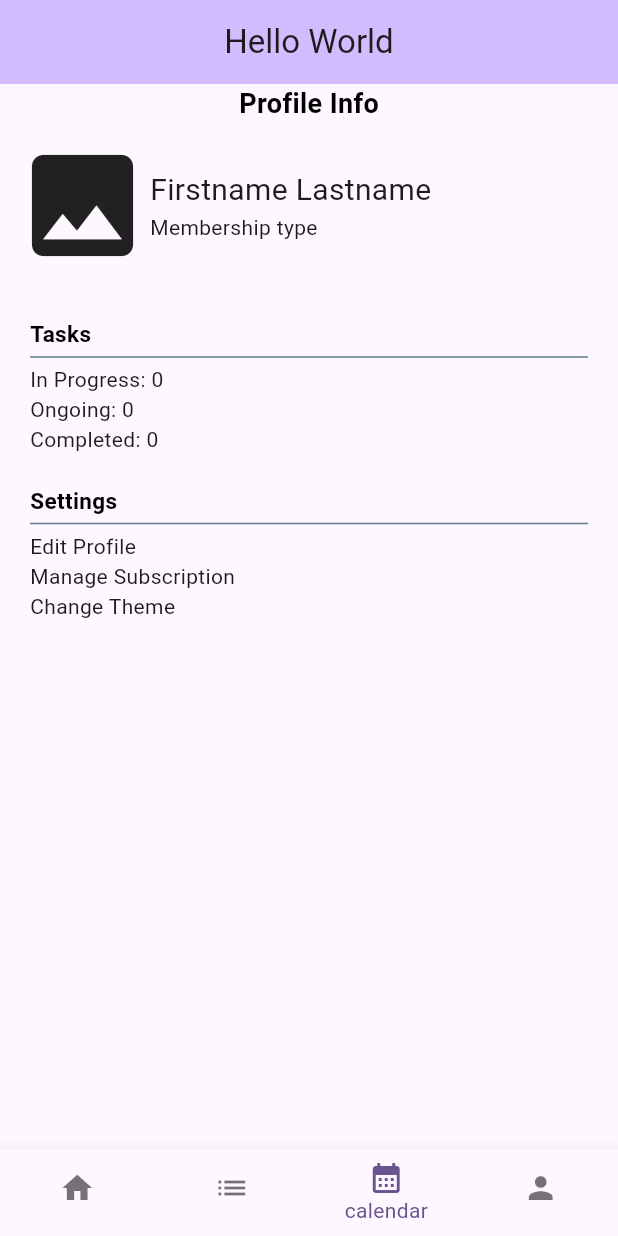
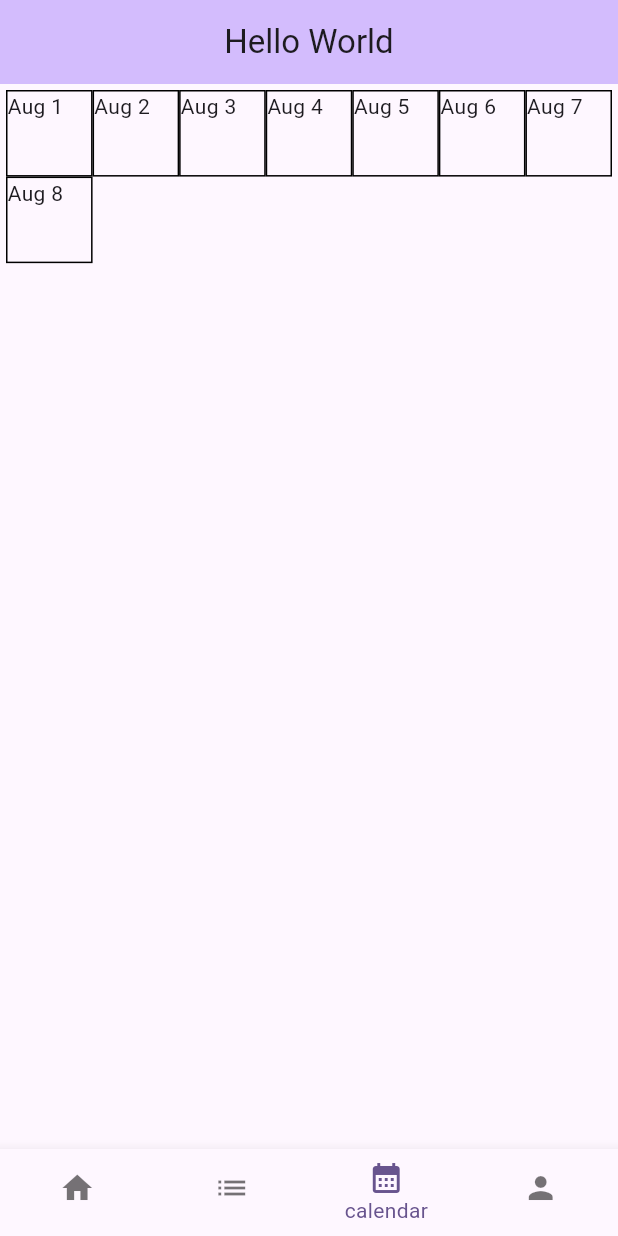
Before and after one commit to Gurinderp/todoList_flutter, a Flutter app: the screen it shows after launch, item 3 of the bottom bar chosen, on a phone screen of 412 x 824 dp. Run offline on Flutter 3.47's test engine with Material 3 defaults, Android fonts, the phone set to English and light mode, and no system bars.

Commit message:
basic view layout for calendar screen

```diff
--- a/lib/main.dart
+++ b/lib/main.dart
@@ -1,4 +1,5 @@
 import 'package:flutter/material.dart';
+import 'package:todolist_app/screens/calenderview.dart';
 import 'package:todolist_app/screens/homeitems.dart';
 import 'package:todolist_app/screens/listitems.dart';
 import 'package:todolist_app/screens/profile.dart';
@@ -34,7 +35,12 @@ class MyHomePage extends StatefulWidget {
 class _MyHomePageState extends State<MyHomePage> {
   int currIndex = 0;
 
-  List<Widget> body = const [Homeitems(), Listitems(), Profile(), Profile()];
+  List<Widget> body = const [
+    Homeitems(),
+    Listitems(),
+    CalenderView(),
+    Profile(),
+  ];
 
   @override
   Widget build(BuildContext context) {
--- /dev/null
+++ b/lib/screens/calenderview.dart
@@ -0,0 +1,49 @@
+import 'package:flutter/material.dart';
+
+class CalenderView extends StatelessWidget {
+  const CalenderView({super.key});
+
+  @override
+  Widget build(BuildContext context) {
+    return Container(
+      child: GridView.count(
+        crossAxisCount: 7,
+        padding: EdgeInsets.all(4),
+        children: [
+          Container(
+            decoration: BoxDecoration(border: Border.all(width: 1)),
+            child: Text("Aug 1"),
+          ),
+          Container(
+            decoration: BoxDecoration(border: Border.all(width: 1)),
+            child: Text("Aug 2"),
+          ),
+          Container(
+            decoration: BoxDecoration(border: Border.all(width: 1)),
+            child: Text("Aug 3"),
+          ),
+          Container(
+            decoration: BoxDecoration(border: Border.all(width: 1)),
+            child: Text("Aug 4"),
+          ),
+          Container(
+            decoration: BoxDecoration(border: Border.all(width: 1)),
+            child: Text("Aug 5"),
+          ),
+          Container(
+            decoration: BoxDecoration(border: Border.all(width: 1)),
+            child: Text("Aug 6"),
+          ),
+          Container(
+            decoration: BoxDecoration(border: Border.all(width: 1)),
+            child: Text("Aug 7"),
+          ),
+          Container(
+            decoration: BoxDecoration(border: Border.all(width: 1)),
+            child: Text("Aug 8"),
+          ),
+        ],
+      ),
+    );
+  }
+}
```
